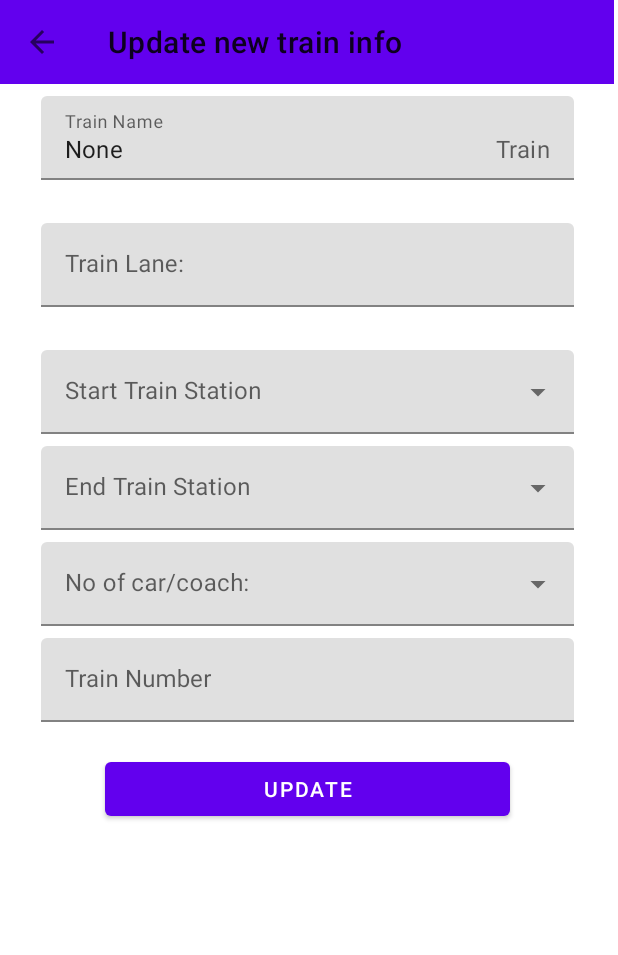
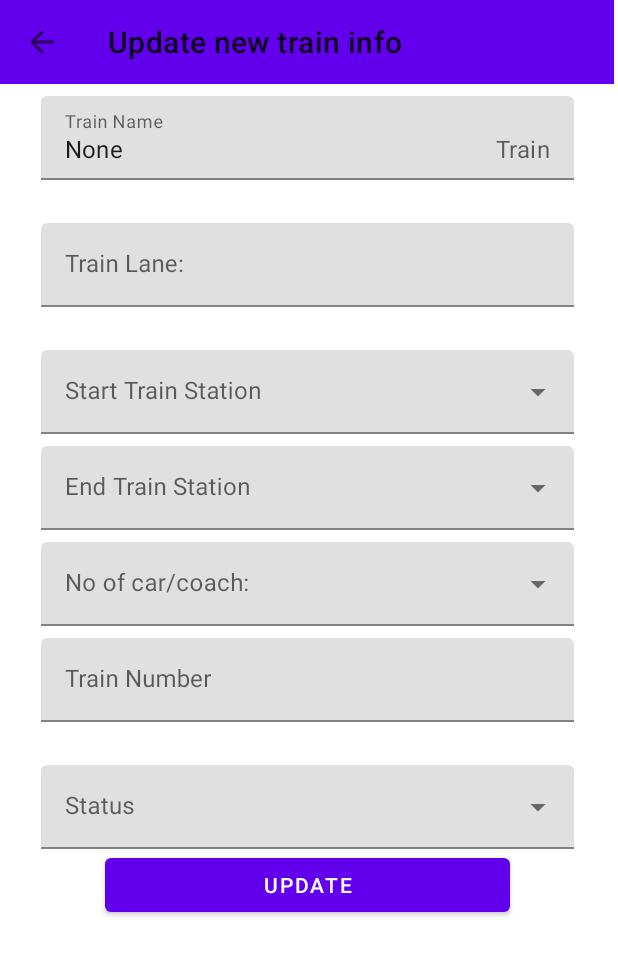
Before and after one commit to DanTheT/RailwayReservation, an Android app: the UpdateTrainInfoFragment screen opened through its navigation route, on a phone screen of 412 x 824 dp. Shown: the top 955 px of the screen. Run offline under Robolectric (Android 15) with nearby library versions, the phone set to English and light mode, and no system bars; our stand-ins replace Firebase (no records; nobody signed in at launch, a user with empty details on screens opened directly).

Commit message:
Committed new adjustments

```diff
--- a/app/src/main/java/com/example/railwayreservation/admin/trainInfo/updateTrain/UpdateTrainInfoFragment.kt
+++ b/app/src/main/java/com/example/railwayreservation/admin/trainInfo/updateTrain/UpdateTrainInfoFragment.kt
@@ -5,11 +5,19 @@ import androidx.fragment.app.Fragment
 import android.view.LayoutInflater
 import android.view.View
 import android.view.ViewGroup
+import android.widget.ArrayAdapter
+import android.widget.Toast
+import androidx.lifecycle.ViewModel
+import androidx.lifecycle.ViewModelProvider
 import androidx.navigation.NavController
 import androidx.navigation.Navigation
 import androidx.navigation.fragment.findNavController
 import com.example.railwayreservation.R
+import com.example.railwayreservation.admin.trainInfo.data.TrainInfo
 import com.example.railwayreservation.databinding.FragmentUpdateTrainInfoBinding
+import com.google.firebase.database.DatabaseReference
+import com.google.firebase.database.FirebaseDatabase
+import java.lang.Exception
 
 class UpdateTrainInfoFragment : Fragment() {
 
@@ -17,10 +25,12 @@ class UpdateTrainInfoFragment : Fragment() {
     private val binding get() = _binding!!
     private lateinit var navController: NavController
     var trainName: String? = null
+    private lateinit var updateViewModel: UpdateTrainViewModel
 
     override fun onCreate(savedInstanceState: Bundle?) {
         super.onCreate(savedInstanceState)
         trainName = requireArguments().getString("trainName")
+        updateViewModel = ViewModelProvider(this)[UpdateTrainViewModel::class.java]
     }
 
     override fun onCreateView(
@@ -28,6 +38,11 @@ class UpdateTrainInfoFragment : Fragment() {
         savedInstanceState: Bundle?
     ): View? {
         _binding = FragmentUpdateTrainInfoBinding.inflate(inflater, container, false)
+
+        insertTrainStartStation()
+        insertTrainEndStation()
+        insertTrainCoaches()
+        insertTrainStatus()
 
         return binding.root
     }
@@ -42,6 +57,49 @@ class UpdateTrainInfoFragment : Fragment() {
 
         val trainName = "$trainName"
         binding.textFieldEditTrainName.setText(trainName)
+
+        binding.updateNewTrainInfoBtn.setOnClickListener {
+            val trainLine = binding.textFieldEditTrainLine.text.toString().trim()
+            val startStation = binding.textFieldEditStartStation.text.toString()
+            val endStation = binding.textFieldEditEndStation.text.toString()
+            val car = binding.textFieldEditNumberCoach.text.toString()
+            val trainNum = binding.textFieldEditTrainNumber.text.toString()
+            val status = binding.textFieldEditTrainStatus.text.toString()
+
+            val trainInfo = TrainInfo (
+                trainName, trainLine, car, trainNum ,endStation, startStation, status
+                    )
+
+            updateViewModel.updateTrain(trainName, trainInfo)
+        }
+    }
+
+    private fun insertTrainStartStation() {
+        val lists = resources.getStringArray(R.array.station_names)
+
+        val listsAdapter = ArrayAdapter(requireContext(), R.layout.list_for_dropdown, lists)
+        binding.textFieldEditStartStation.setAdapter(listsAdapter)
+    }
+
+    private fun insertTrainEndStation() {
+        val lists = resources.getStringArray(R.array.station_names)
+
+        val listsAdapter = ArrayAdapter(requireContext(), R.layout.list_for_dropdown, lists)
+        binding.textFieldEditEndStation.setAdapter(listsAdapter)
+    }
+
+    private fun insertTrainCoaches() {
+        val lists = resources.getStringArray(R.array.numOfTrainCoaches)
+
+        val listsAdapter = ArrayAdapter(requireContext(), R.layout.list_for_dropdown, lists)
+        binding.textFieldEditNumberCoach.setAdapter(listsAdapter)
+    }
+
+    private fun insertTrainStatus() {
+        val lists = resources.getStringArray(R.array.status_items)
+
+        val listsAdapter = ArrayAdapter(requireContext(), R.layout.list_for_dropdown, lists)
+        binding.textFieldEditTrainStatus.setAdapter(listsAdapter)
     }
 
     override fun onDestroyView() {
--- /dev/null
+++ b/app/src/main/java/com/example/railwayreservation/admin/trainInfo/updateTrain/UpdateTrainViewModel.kt
@@ -0,0 +1,15 @@
+package com.example.railwayreservation.admin.trainInfo.updateTrain
+
+import androidx.lifecycle.ViewModel
+import com.example.railwayreservation.admin.trainInfo.data.TrainInfo
+import com.google.firebase.database.DatabaseReference
+import com.google.firebase.database.FirebaseDatabase
+
+class UpdateTrainViewModel: ViewModel() {
+    private lateinit var trainDatabase: DatabaseReference
+
+    fun updateTrain(trainName: String, trainInfo: TrainInfo) {
+        trainDatabase = FirebaseDatabase.getInstance().getReference("SpecificTrainInfo")
+        trainDatabase.child(trainName).setValue(trainInfo)
+    }
+}
--- a/app/src/main/res/layout/fragment_update_train_info.xml
+++ b/app/src/main/res/layout/fragment_update_train_info.xml
@@ -1,7 +1,7 @@
 <?xml version="1.0" encoding="utf-8"?>
 <androidx.constraintlayout.widget.ConstraintLayout xmlns:android="http://schemas.android.com/apk/res/android"
+    xmlns:app="http://schemas.android.com/apk/res-auto"
     xmlns:tools="http://schemas.android.com/tools"
-    xmlns:app="http://schemas.android.com/apk/res-auto"
     android:id="@+id/frameLayout2"
     android:layout_width="match_parent"
     android:layout_height="match_parent"
@@ -142,6 +142,26 @@
             android:minHeight="48dp" />
     </com.google.android.material.textfield.TextInputLayout>
 
+    <com.google.android.material.textfield.TextInputLayout
+        android:id="@+id/editTrainStatusLayout"
+        style="@style/Widget.MaterialComponents.TextInputLayout.FilledBox.ExposedDropdownMenu"
+        android:layout_width="355dp"
+        android:layout_height="wrap_content"
+        android:hint="Status"
+        android:layout_marginTop="8dp"
+        app:layout_constraintEnd_toEndOf="parent"
+        app:layout_constraintStart_toStartOf="parent"
+        app:layout_constraintTop_toBottomOf="@+id/editTrainNumberLayout">
+
+        <AutoCompleteTextView
+            android:id="@+id/textFieldEditTrainStatus"
+            android:layout_width="match_parent"
+            android:layout_height="wrap_content"
+            android:inputType="none"
+            android:minHeight="48dp" />
+
+    </com.google.android.material.textfield.TextInputLayout>
+
     <Button
         android:id="@+id/updateNewTrainInfoBtn"
         android:layout_width="270dp"
@@ -150,5 +170,5 @@
         android:text="Update"
         app:layout_constraintEnd_toEndOf="parent"
         app:layout_constraintStart_toStartOf="parent"
-        app:layout_constraintTop_toBottomOf="@+id/editTrainNumberLayout" />
+        app:layout_constraintTop_toBottomOf="@+id/editTrainStatusLayout" />
 </androidx.constraintlayout.widget.ConstraintLayout>
```
Also changed, not shown: app/src/main/java/com/example/railwayreservation/admin/trainInfo/data/TrainInfo.kt (+6 -6 lines).
